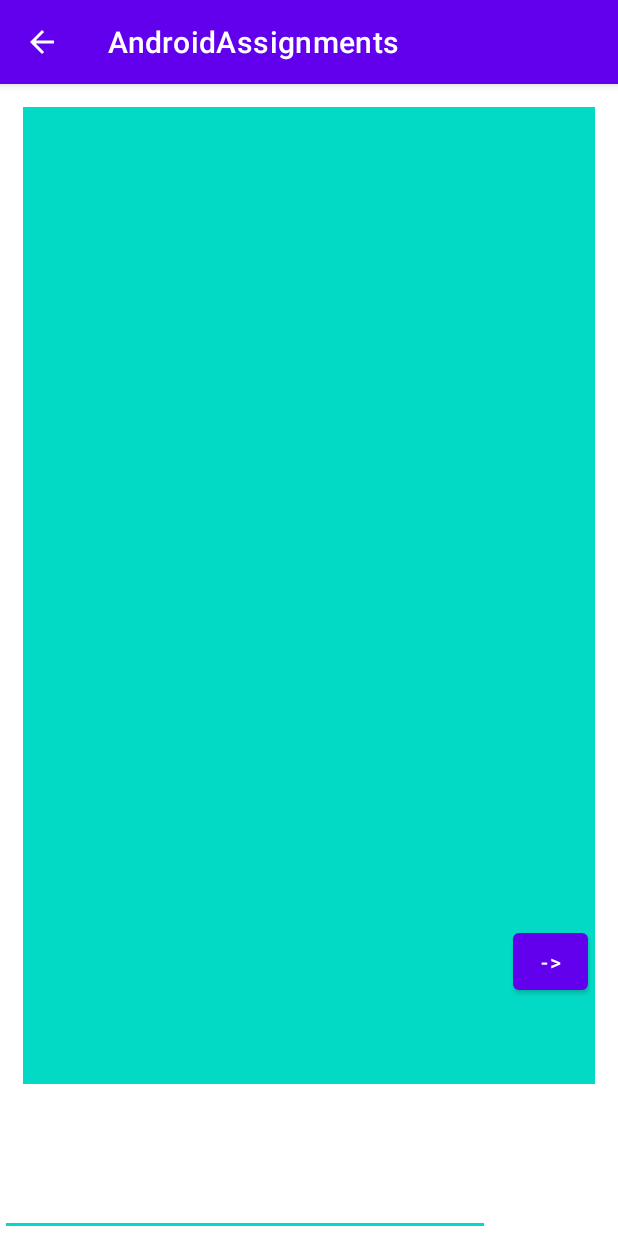
After one commit to EvanSurtel/AndroidAssignments, an Android app: the ChatWindow screen opened directly, with no data from a screen before it, on a phone screen of 412 x 824 dp. The commit adds this screen. Run offline under Robolectric (Android 15) with nearby library versions, the phone set to English and light mode, and no system bars.

Commit message:
Implemented message activity

```diff
--- /dev/null
+++ b/app/src/main/java/com/example/androidassignments/ChatWindow.java
@@ -0,0 +1,114 @@
+package com.example.androidassignments;
+
+import androidx.annotation.NonNull;
+import androidx.annotation.Nullable;
+import androidx.appcompat.app.AppCompatActivity;
+
+import android.content.Context;
+import android.os.Bundle;
+import android.view.LayoutInflater;
+import android.view.View;
+import android.view.ViewGroup;
+import android.widget.ArrayAdapter;
+import android.widget.Button;
+import android.widget.EditText;
+import android.widget.ListAdapter;
+import android.widget.ListView;
+
+import android.widget.TextView;
+import android.widget.Toast;
+
+import java.util.ArrayList;
+public class ChatWindow extends AppCompatActivity {
+
+    protected static final String TAG = "ChatWindow";
+
+    ListView listView;
+    EditText msgTxt;
+    Button sndBtn;
+    ArrayList<String> chats;
+    TextView msgIncoming, msgOutgoing;
+
+    @Override
+    protected void onCreate(Bundle savedInstanceState) {
+        super.onCreate(savedInstanceState);
+
+
+        setContentView(R.layout.activity_chat_window);
+
+        listView = findViewById(R.id.chatView);
+        msgTxt = findViewById(R.id.msgTxt);
+        sndBtn = findViewById(R.id.sndBtn);
+        chats = new ArrayList<>();
+        //ChatAdapter messageAdapter = new ChatAdapter(this, android.R.layout.simple_list_item_1, chats);
+        ChatAdapter messageAdapter = new ChatAdapter(this);
+        listView.setAdapter( messageAdapter);
+
+        sndBtn.setOnClickListener(new View.OnClickListener() {
+            @Override
+            public void onClick(View v) {
+
+                chats.add(msgTxt.getText().toString());
+//                ChatAdapter messageAdapter = new ChatAdapter(ChatWindow.this);
+//                listView.setAdapter(messageAdapter);
+                messageAdapter.notifyDataSetChanged();
+                msgTxt.setText("");
+
+
+            }
+        });
+
+    }
+
+
+    private class ChatAdapter extends ArrayAdapter<String> {
+        public ChatAdapter(Context ctx) {
+            super(ctx, 0);
+        }
+
+//        public ChatAdapter(ChatWindow ctx, int simple_list_item_1, ArrayList<String> chats) {
+//            super(ctx, 0, chats);
+//        }
+
+//        public ChatAdapter(ChatWindow ctx, int simple_list_item_1, ArrayList<String> chats) {
+//            super(ctx, simple_list_item_1, chats);
+//        }
+
+
+        public int getCount() {
+            return chats.size();
+        }
+
+        public String getItem(int position) {
+            return chats.get(position);
+        }
+
+
+        @Override
+        public View getView(int position, View convertView, ViewGroup parent){
+            LayoutInflater inflater = ChatWindow.this.getLayoutInflater();
+            View result = null ;
+
+            if(position%2 == 0)
+
+                result = inflater.inflate(R.layout.chat_row_incoming, null);
+
+            else
+
+                result = inflater.inflate(R.layout.chat_row_outgoing, null);
+
+
+
+            TextView message = (TextView)result.findViewById(R.id.msg);
+            message.setText(   getItem(position)  ); // get the string at position
+            return result;
+        }
+
+
+//        @NonNull
+//        @Override
+//        public View getView(int position, @Nullable View convertView, @NonNull ViewGroup parent) {
+//            return super.getView(position, convertView, parent);
+//        }
+    }
+}
--- a/app/src/main/java/com/example/androidassignments/LoginActivity.java
+++ b/app/src/main/java/com/example/androidassignments/LoginActivity.java
@@ -57,6 +57,8 @@ public class LoginActivity extends AppCompatActivity {
                                   }
         });
 
+
+
     }
 
     public void onResume() {
--- /dev/null
+++ b/app/src/main/res/layout/activity_chat_window.xml
@@ -0,0 +1,54 @@
+<?xml version="1.0" encoding="utf-8"?>
+<RelativeLayout xmlns:android="http://schemas.android.com/apk/res/android"
+    xmlns:app="http://schemas.android.com/apk/res-auto"
+    xmlns:tools="http://schemas.android.com/tools"
+    android:layout_width="match_parent"
+    android:layout_height="match_parent"
+    tools:context=".ChatWindow"
+
+    >
+
+
+    <ListView
+        android:id="@+id/chatView"
+
+        android:layout_alignParentStart="true"
+        android:layout_alignParentTop="true"
+        android:layout_alignParentEnd="true"
+        android:layout_width="391dp"
+        android:layout_height="651dp"
+
+        android:layout_marginLeft="15dp"
+        android:layout_marginTop="15dp"
+        android:layout_marginBottom="75dp"
+        android:layout_marginRight="15dp"
+
+
+
+
+        android:background="@color/teal_200" />
+
+    <Button
+        android:id="@+id/sndBtn"
+        android:layout_width="50dp"
+        android:layout_height="50dp"
+        android:layout_alignParentEnd="true"
+
+        android:layout_marginLeft="325dp"
+        android:layout_marginTop="560dp"
+        android:layout_marginEnd="20dp"
+        android:layout_marginRight="15dp"
+        android:layout_marginBottom="10dp"
+        android:text="@string/MsgSend" />
+
+    <EditText
+        android:id="@+id/msgTxt"
+        android:layout_width="328dp"
+        android:layout_height="67dp"
+        android:layout_alignParentStart="true"
+        android:layout_alignParentBottom="true"
+        android:layout_marginRight="85dp"
+
+        />
+
+</RelativeLayout>
--- a/app/src/main/res/values/strings.xml
+++ b/app/src/main/res/values/strings.xml
@@ -15,9 +15,8 @@
     <string name="No">No</string>
     <string name="Response">Here is my response</string>
     <string name="PermissionRequired">Permission is required to use the camera</string>
-
-
-
+    <string name="startChat">Start Chat</string>
+    <string name="MsgSend">-></string>
 
 
 </resources>
```
Also changed, not shown: app/src/main/AndroidManifest.xml (+18 -5 lines), app/src/main/java/com/example/androidassignments/MainActivity.java (+12 -1 lines), app/src/main/res/layout/activity_main.xml (+15 -3 lines), app/src/main/res/layout/chat_row_incoming.xml (added, +24 -0 lines), app/src/main/res/layout/chat_row_outgoing.xml (added, +25 -0 lines), 1 other file.
